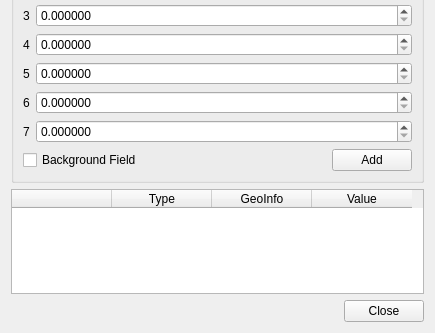
First picture: the form in Code/Gmsh/DialogLocalSetting.ui, repository XinweiHsu/FastCAE_Ubuntu20, before the edit; both pictures show x 0 to 435 and y 215 to 548 of the 435 by 548 pixel window.
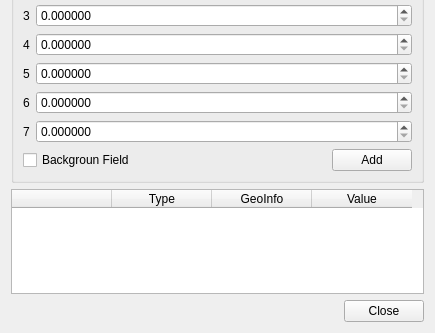
Second picture: the form after the edit. Icons and pictures are not drawn.

Patch:
```diff
--- a/Code/Gmsh/DialogLocalSetting.ui
+++ b/Code/Gmsh/DialogLocalSetting.ui
@@ -232,7 +232,7 @@
         <item>
          <widget class="QCheckBox" name="backgroundField">
           <property name="text">
-           <string>Background Field</string>
+           <string>Backgroun Field</string>
           </property>
          </widget>
         </item>
```
